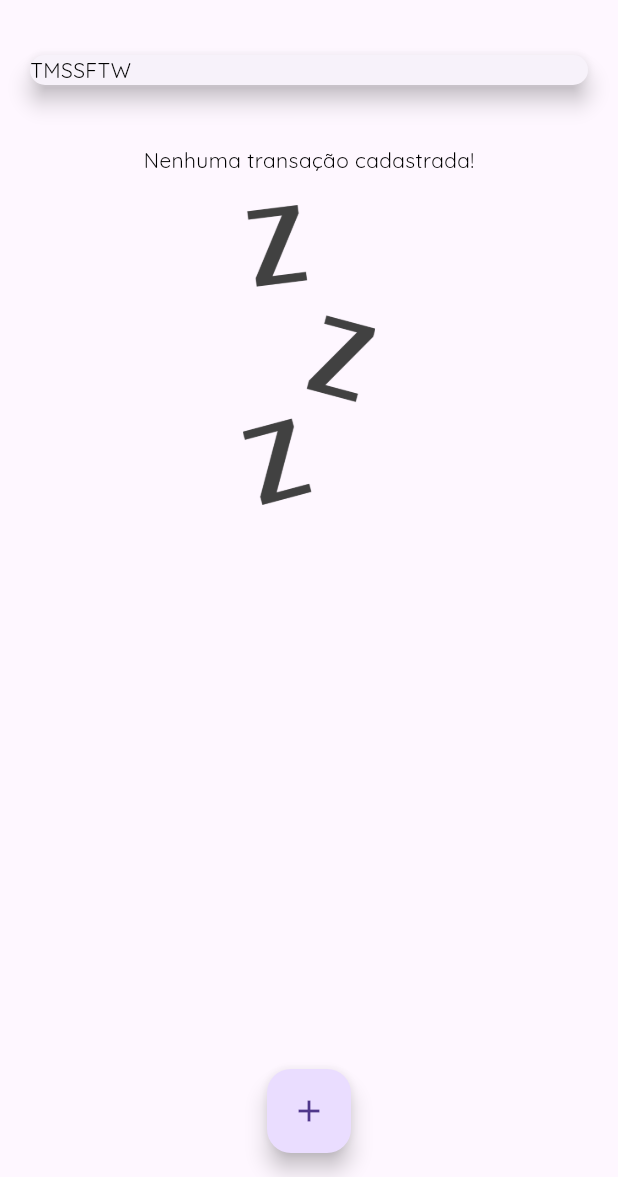
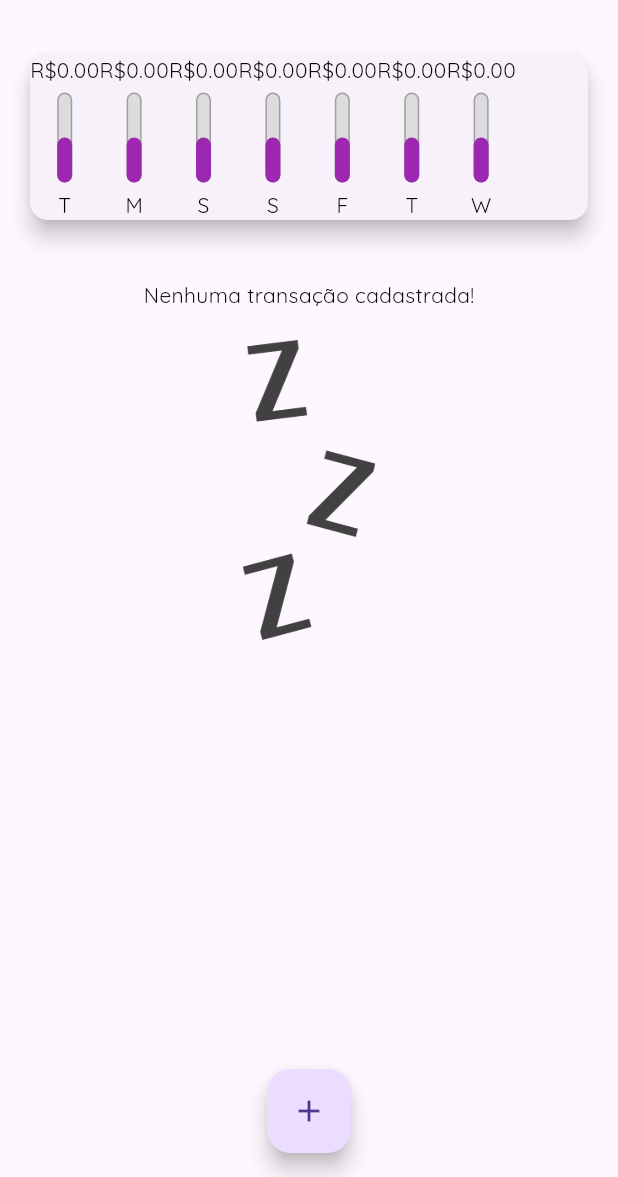
Before and after one commit to CantarinoG/expenses-app, a Flutter app: the screen it shows after launch, on a phone screen of 412 x 824 dp, the part 59-1236 px from its top. Run offline on Flutter 3.47's test engine with Material 3 defaults, Android fonts, the phone set to English and light mode, and no system bars.

Commit message:
Add chartBar component

```diff
--- a/lib/components/chart.dart
+++ b/lib/components/chart.dart
@@ -1,3 +1,4 @@
+import 'package:expenses/components/chartBar.dart';
 import 'package:expenses/models/transaction.dart';
 import 'package:intl/intl.dart';
 import 'package:flutter/material.dart';
@@ -34,7 +35,10 @@ class Chart extends StatelessWidget {
       margin: EdgeInsets.all(20),
       child: Row(
         children: groupedTransactions.map((tr) {
-          return Text("${tr["day"]}");
+          return ChartBar(
+              label: tr["day"] as String,
+              value: tr["value"] as double,
+              percentage: 0.5);
         }).toList(),
       ),
     );
--- /dev/null
+++ b/lib/components/chartBar.dart
@@ -0,0 +1,52 @@
+import 'package:flutter/material.dart';
+
+class ChartBar extends StatelessWidget {
+  final String label;
+  final double value;
+  final double percentage;
+
+  const ChartBar(
+      {super.key,
+      required this.label,
+      required this.value,
+      required this.percentage});
+
+  @override
+  Widget build(BuildContext context) {
+    return Column(
+      children: <Widget>[
+        Text('R\$${value.toStringAsFixed(2)}'),
+        SizedBox(height: 5),
+        Container(
+          height: 60,
+          width: 10,
+          child: Stack(
+            alignment: Alignment.bottomCenter,
+            children: <Widget>[
+              Container(
+                decoration: BoxDecoration(
+                    border: Border.all(
+                      color: Colors.grey,
+                      width: 1.0,
+                    ),
+                    color: Color.fromRGBO(220, 220, 220, 1),
+                    borderRadius: BorderRadius.circular(5)),
+              ),
+              FractionallySizedBox(
+                heightFactor: percentage,
+                child: Container(
+                  decoration: BoxDecoration(
+                    color: Theme.of(context).colorScheme.primary,
+                    borderRadius: BorderRadius.circular(5),
+                  ),
+                ),
+              )
+            ],
+          ),
+        ),
+        SizedBox(height: 5),
+        Text(label)
+      ],
+    );
+  }
+}
```
